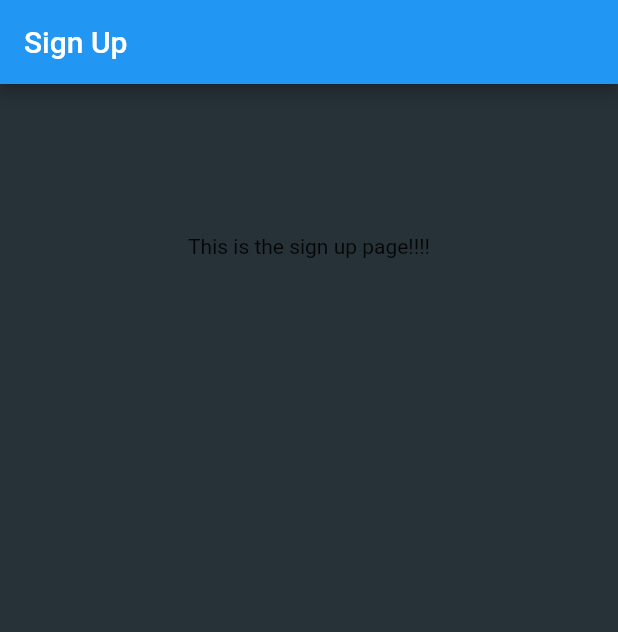
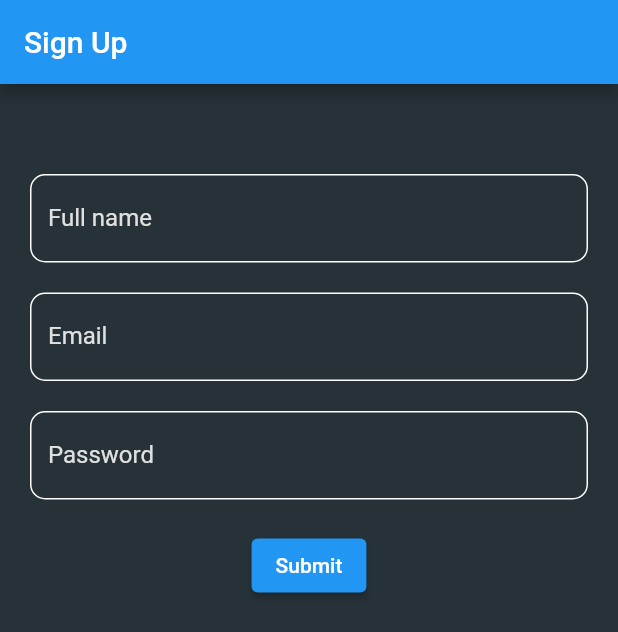
Before and after one commit to stalliardo/builders-hours-diary, a Flutter app: the screen it shows after launch, on a phone screen of 412 x 824 dp. Shown: the top 632 px of the screen. Run offline on Flutter 3.47's test engine with Material 2 defaults, Android fonts, the phone set to English and light mode, and no system bars; our stand-ins replace cloud_firestore, firebase_auth, firebase_core; accounts and stored records are empty.

Commit message:
Added styles for textFormFields and added to sign up form

```diff
--- a/b_h_d/lib/screens/signUp.dart
+++ b/b_h_d/lib/screens/signUp.dart
@@ -1,3 +1,4 @@
+import 'package:b_h_d/styles/text/formStyles.dart';
 import 'package:flutter/material.dart';
 
 class SignUp extends StatefulWidget {
@@ -8,6 +9,8 @@ class SignUp extends StatefulWidget {
 }
 
 class _SignUpState extends State<SignUp> {
+  final _formKey = GlobalKey<FormState>();
+
   @override
   Widget build(BuildContext context) {
     return Scaffold(
@@ -15,14 +18,65 @@ class _SignUpState extends State<SignUp> {
         title: Text("Sign Up"),
       ),
       body: Center(
-        child: Column(
-          children: <Widget>[
-            SizedBox(
-              height: 100,
-            ),
-            Text("This is the sign up page!!!!"),
-          ],
-        ),
+        child: Form(
+            key: _formKey,
+            child: ListView(
+              padding: EdgeInsets.fromLTRB(20, 60, 20, 10),
+              children: [
+                Column(
+                  children: <Widget>[
+                    TextFormField(
+                      validator: (value) {
+                        if (value == null || value.isEmpty) {
+                          return "Please enter some text";
+                        }
+                        return null;
+                      },
+                      decoration: MyFormStyles().textFormFieldInputDecoration("Full name"),
+                      style: MyFormStyles().textFormStyle(),
+                    ),
+                    SizedBox(
+                      height: 20,
+                    ),
+                    TextFormField(
+                      validator: (value) {
+                        if (value == null || value.isEmpty) {
+                          return "Please enter some text";
+                        }
+                        return null;
+                      },
+                      decoration: MyFormStyles().textFormFieldInputDecoration("Email"),
+                      style: MyFormStyles().textFormStyle(),
+                    ),
+                    SizedBox(
+                      height: 20,
+                    ),
+                    TextFormField(
+                      validator: (value) {
+                        if (value == null || value.isEmpty) {
+                          return "Please enter some text";
+                        }
+                        return null;
+                      },
+                      decoration: MyFormStyles().textFormFieldInputDecoration("Password"),
+                      style: MyFormStyles().textFormStyle(),
+                    ),
+                    SizedBox(
+                      height: 20,
+                    ),
+                    ElevatedButton(
+                        onPressed: () {
+                          if (_formKey.currentState!.validate()) {
+                            ScaffoldMessenger.of(context).showSnackBar(
+                              const SnackBar(content: Text('Processing Data')),
+                            );
+                          }
+                        },
+                        child: Text("Submit"))
+                  ],
+                ),
+              ],
+            )),
       ),
     );
   }
--- /dev/null
+++ b/b_h_d/lib/styles/text/formStyles.dart
@@ -0,0 +1,28 @@
+import 'package:flutter/material.dart';
+
+class MyFormStyles {
+  InputDecoration textFormFieldInputDecoration(String labelText) {
+    return InputDecoration(
+      border: OutlineInputBorder(),
+      labelText: labelText,
+      focusedBorder: OutlineInputBorder(
+        borderRadius: BorderRadius.circular(10.0),
+        borderSide: BorderSide(
+          color: Colors.blue,
+        ),
+      ),
+      enabledBorder: OutlineInputBorder(
+        borderRadius: BorderRadius.circular(10.0),
+        borderSide: BorderSide(
+          color: Colors.white,
+        ),
+      ),
+    );
+  }
+
+  TextStyle textFormStyle() {
+    return TextStyle(
+      color: Colors.white,
+    );
+  }
+}
```
